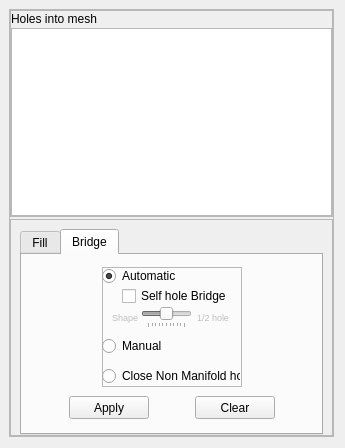
First picture: the form in src/fgt/edit_hole/edit_hole.ui, repository cnr-isti-vclab/meshlab, before the edit.
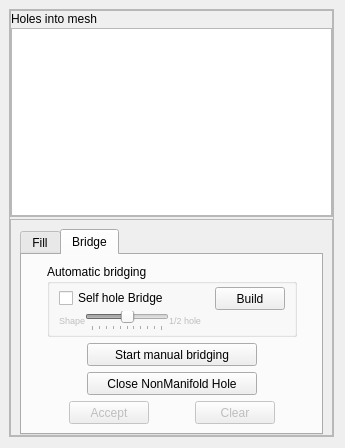
Second picture: the form after the edit. The open tabs and pages were chosen to show the change.

Commit message: bridge's gui changed auto/manual bridging test autocompenetration

Patch:
```diff
--- a/src/fgt/edit_hole/edit_hole.ui
+++ b/src/fgt/edit_hole/edit_hole.ui
@@ -577,79 +577,157 @@
              <string>Bridge</string>
             </attribute>
             <layout class="QGridLayout" >
-             <item row="0" column="0" >
+             <item row="0" column="0" colspan="3" >
+              <layout class="QHBoxLayout" >
+               <item>
               <spacer>
                <property name="orientation" >
                 <enum>Qt::Horizontal</enum>
                </property>
                <property name="sizeHint" >
                 <size>
-                 <width>0</width>
+                   <width>10</width>
                  <height>20</height>
                 </size>
                </property>
               </spacer>
              </item>
-             <item row="0" column="1" >
-              <widget class="QFrame" name="frame" >
+               <item>
+                <widget class="QGroupBox" name="groupBox" >
                <property name="sizePolicy" >
-                <sizepolicy vsizetype="Fixed" hsizetype="Fixed" >
-                 <horstretch>0</horstretch>
+                  <sizepolicy vsizetype="Fixed" hsizetype="Preferred" >
+                   <horstretch>2</horstretch>
                  <verstretch>0</verstretch>
                 </sizepolicy>
                </property>
                <property name="minimumSize" >
                 <size>
-                 <width>140</width>
-                 <height>120</height>
-                </size>
-               </property>
-               <property name="frameShape" >
-                <enum>QFrame::StyledPanel</enum>
-               </property>
-               <property name="frameShadow" >
-                <enum>QFrame::Raised</enum>
-               </property>
-               <widget class="QRadioButton" name="autoBridgeRBtm" >
-                <property name="geometry" >
-                 <rect>
-                  <x>0</x>
-                  <y>0</y>
-                  <width>111</width>
-                  <height>18</height>
-                 </rect>
+                   <width>160</width>
+                   <height>73</height>
+                  </size>
+                 </property>
+                 <property name="maximumSize" >
+                  <size>
+                   <width>250</width>
+                   <height>73</height>
+                  </size>
+                 </property>
+                 <property name="title" >
+                  <string>Automatic bridging</string>
+                 </property>
+                 <property name="alignment" >
+                  <set>Qt::AlignLeading</set>
+                 </property>
+                 <layout class="QGridLayout" >
+                  <property name="topMargin" >
+                   <number>3</number>
+                  </property>
+                  <property name="bottomMargin" >
+                   <number>3</number>
+                  </property>
+                  <property name="verticalSpacing" >
+                   <number>2</number>
+                  </property>
+                  <item row="0" column="0" colspan="2" >
+                   <layout class="QHBoxLayout" >
+                    <property name="spacing" >
+                     <number>5</number>
+                    </property>
+                    <item>
+                     <widget class="QCheckBox" name="selfHoleChkB" >
+                      <property name="sizePolicy" >
+                       <sizepolicy vsizetype="Fixed" hsizetype="Minimum" >
+                        <horstretch>0</horstretch>
+                        <verstretch>0</verstretch>
+                       </sizepolicy>
                 </property>
                 <property name="text" >
-                 <string>Automatic</string>
+                       <string>Self hole Bridge</string>
                 </property>
                 <property name="checked" >
-                 <bool>true</bool>
-                </property>
-               </widget>
-               <widget class="QRadioButton" name="manualBridgeRBtm" >
-                <property name="geometry" >
-                 <rect>
-                  <x>0</x>
-                  <y>70</y>
-                  <width>138</width>
-                  <height>18</height>
-                 </rect>
-                </property>
+                       <bool>false</bool>
+                      </property>
+                     </widget>
+                    </item>
+                    <item>
+                     <spacer>
+                      <property name="orientation" >
+                       <enum>Qt::Horizontal</enum>
+                      </property>
+                      <property name="sizeHint" >
+                       <size>
+                        <width>0</width>
+                        <height>16</height>
+                       </size>
+                      </property>
+                     </spacer>
+                    </item>
+                    <item>
+                     <widget class="QPushButton" name="autoBridgeBtn" >
+                      <property name="minimumSize" >
+                       <size>
+                        <width>40</width>
+                        <height>23</height>
+                       </size>
+                      </property>
+                      <property name="maximumSize" >
+                       <size>
+                        <width>70</width>
+                        <height>23</height>
+                       </size>
+                      </property>
+                      <property name="layoutDirection" >
+                       <enum>Qt::LeftToRight</enum>
+                      </property>
                 <property name="text" >
-                 <string>Manual</string>
-                </property>
-               </widget>
+                       <string>Build</string>
+                      </property>
+                     </widget>
+                    </item>
+                   </layout>
+                  </item>
+                  <item row="1" column="0" >
+                   <layout class="QHBoxLayout" >
+                    <item>
+                     <widget class="QLabel" name="label_sld_sx" >
+                      <property name="enabled" >
+                       <bool>false</bool>
+                      </property>
+                      <property name="sizePolicy" >
+                       <sizepolicy vsizetype="Fixed" hsizetype="Fixed" >
+                        <horstretch>0</horstretch>
+                        <verstretch>0</verstretch>
+                       </sizepolicy>
+                      </property>
+                      <property name="font" >
+                       <font>
+                        <pointsize>7</pointsize>
+                       </font>
+                      </property>
+                      <property name="text" >
+                       <string>Shape</string>
+                      </property>
+                      <property name="textFormat" >
+                       <enum>Qt::AutoText</enum>
+                      </property>
+                     </widget>
+                    </item>
+                    <item>
                <widget class="QSlider" name="bridgeParamSld" >
                 <property name="enabled" >
                  <bool>false</bool>
                 </property>
-                <property name="geometry" >
-                 <rect>
-                  <x>39</x>
-                  <y>40</y>
-                  <width>51</width>
-                  <height>21</height>
-                 </rect>
+                      <property name="minimumSize" >
+                       <size>
+                        <width>80</width>
+                        <height>0</height>
+                       </size>
+                      </property>
+                      <property name="sizeIncrement" >
+                       <size>
+                        <width>2</width>
+                        <height>0</height>
+                       </size>
                 </property>
                 <property name="layoutDirection" >
                  <enum>Qt::RightToLeft</enum>
@@ -676,54 +754,17 @@
                  <number>0</number>
                 </property>
                </widget>
-               <widget class="QLabel" name="label_sld_sx" >
-                <property name="enabled" >
-                 <bool>false</bool>
-                </property>
-                <property name="geometry" >
-                 <rect>
-                  <x>10</x>
-                  <y>40</y>
-                  <width>27</width>
-                  <height>20</height>
-                 </rect>
-                </property>
-                <property name="font" >
-                 <font>
-                  <pointsize>7</pointsize>
-                 </font>
-                </property>
-                <property name="text" >
-                 <string>Shape</string>
-                </property>
-                <property name="textFormat" >
-                 <enum>Qt::AutoText</enum>
-                </property>
-               </widget>
-               <widget class="QRadioButton" name="CloseNMHoleRBtm" >
-                <property name="geometry" >
-                 <rect>
-                  <x>0</x>
-                  <y>100</y>
-                  <width>138</width>
-                  <height>18</height>
-                 </rect>
-                </property>
-                <property name="text" >
-                 <string>Close Non Manifold hole</string>
-                </property>
-               </widget>
+                    </item>
+                    <item>
                <widget class="QLabel" name="label_sld_dx" >
                 <property name="enabled" >
                  <bool>false</bool>
                 </property>
-                <property name="geometry" >
-                 <rect>
-                  <x>95</x>
-                  <y>40</y>
-                  <width>32</width>
-                  <height>20</height>
-                 </rect>
+                      <property name="sizePolicy" >
+                       <sizepolicy vsizetype="Fixed" hsizetype="Fixed" >
+                        <horstretch>0</horstretch>
+                        <verstretch>0</verstretch>
+                       </sizepolicy>
                 </property>
                 <property name="font" >
                  <font>
@@ -737,38 +778,149 @@
                  <enum>Qt::AutoText</enum>
                 </property>
                </widget>
-               <widget class="QCheckBox" name="selfHoleChkB" >
-                <property name="geometry" >
-                 <rect>
-                  <x>20</x>
-                  <y>20</y>
-                  <width>111</width>
-                  <height>18</height>
-                 </rect>
-                </property>
+                    </item>
+                   </layout>
+                  </item>
+                  <item row="1" column="1" >
+                   <spacer>
+                    <property name="orientation" >
+                     <enum>Qt::Horizontal</enum>
+                    </property>
+                    <property name="sizeHint" >
+                     <size>
+                      <width>0</width>
+                      <height>16</height>
+                     </size>
+                    </property>
+                   </spacer>
+                  </item>
+                 </layout>
+                </widget>
+               </item>
+               <item>
+                <spacer>
+                 <property name="orientation" >
+                  <enum>Qt::Horizontal</enum>
+                 </property>
+                 <property name="sizeHint" >
+                  <size>
+                   <width>10</width>
+                   <height>20</height>
+                  </size>
+                 </property>
+                </spacer>
+               </item>
+              </layout>
+             </item>
+             <item row="1" column="0" >
+              <spacer>
+               <property name="orientation" >
+                <enum>Qt::Horizontal</enum>
+               </property>
+               <property name="sizeHint" >
+                <size>
+                 <width>20</width>
+                 <height>20</height>
+                </size>
+               </property>
+              </spacer>
+             </item>
+             <item row="1" column="1" >
+              <widget class="QPushButton" name="manualBridgeBtn" >
+               <property name="sizePolicy" >
+                <sizepolicy vsizetype="Fixed" hsizetype="Preferred" >
+                 <horstretch>2</horstretch>
+                 <verstretch>0</verstretch>
+                </sizepolicy>
+               </property>
+               <property name="minimumSize" >
+                <size>
+                 <width>140</width>
+                 <height>23</height>
+                </size>
+               </property>
+               <property name="maximumSize" >
+                <size>
+                 <width>170</width>
+                 <height>23</height>
+                </size>
+               </property>
+               <property name="sizeIncrement" >
+                <size>
+                 <width>0</width>
+                 <height>0</height>
+                </size>
+               </property>
                 <property name="text" >
-                 <string>Self hole Bridge</string>
-                </property>
-                <property name="checked" >
-                 <bool>false</bool>
-                </property>
-               </widget>
-              </widget>
+                <string>Start manual bridging</string>
+               </property>
+              </widget>
+             </item>
+             <item row="1" column="2" >
+              <spacer>
+               <property name="orientation" >
+                <enum>Qt::Horizontal</enum>
+               </property>
+               <property name="sizeHint" >
+                <size>
+                 <width>20</width>
+                 <height>20</height>
+                </size>
+               </property>
+              </spacer>
+             </item>
+             <item row="2" column="0" >
+              <spacer>
+               <property name="orientation" >
+                <enum>Qt::Horizontal</enum>
+               </property>
+               <property name="sizeHint" >
+                <size>
+                 <width>20</width>
+                 <height>20</height>
+                </size>
+               </property>
+              </spacer>
+             </item>
+             <item row="2" column="1" >
+              <widget class="QPushButton" name="nmHoleClosureBtn" >
+               <property name="sizePolicy" >
+                <sizepolicy vsizetype="Fixed" hsizetype="Preferred" >
+                 <horstretch>0</horstretch>
+                 <verstretch>0</verstretch>
+                </sizepolicy>
+               </property>
+               <property name="minimumSize" >
+                <size>
+                 <width>140</width>
+                 <height>23</height>
+                </size>
+               </property>
+               <property name="maximumSize" >
+                <size>
+                 <width>170</width>
+                 <height>23</height>
+                </size>
+               </property>
+               <property name="text" >
+                <string>Close NonManifold Hole</string>
+               </property>
+              </widget>
              </item>
-             <item row="0" column="2" >
+             <item row="2" column="2" >
               <spacer>
                <property name="orientation" >
                 <enum>Qt::Horizontal</enum>
                </property>
                <property name="sizeHint" >
                 <size>
-                 <width>0</width>
+                 <width>20</width>
                  <height>20</height>
                 </size>
                </property>
               </spacer>
              </item>
-             <item row="1" column="0" colspan="3" >
+             <item row="3" column="0" colspan="3" >
               <layout class="QHBoxLayout" >
                <item>
                 <spacer>
@@ -777,14 +929,17 @@
                  </property>
                  <property name="sizeHint" >
                   <size>
-                   <width>0</width>
+                   <width>16</width>
                    <height>20</height>
                   </size>
                  </property>
                 </spacer>
                </item>
                <item>
-                <widget class="QPushButton" name="bridgeButton" >
+                <widget class="QPushButton" name="acceptBridgeBtn" >
+                 <property name="enabled" >
+                  <bool>false</bool>
+                 </property>
                  <property name="sizePolicy" >
                   <sizepolicy vsizetype="Fixed" hsizetype="Expanding" >
                    <horstretch>0</horstretch>
@@ -799,12 +954,12 @@
                  </property>
                  <property name="maximumSize" >
                   <size>
-                   <width>140</width>
+                   <width>90</width>
                    <height>23</height>
                   </size>
                  </property>
                  <property name="text" >
-                  <string>Apply</string>
+                  <string>Accept</string>
                  </property>
                 </widget>
                </item>
@@ -824,7 +979,7 @@
                <item>
                 <widget class="QPushButton" name="clearBridgeBtn" >
                  <property name="enabled" >
-                  <bool>true</bool>
+                  <bool>false</bool>
                  </property>
                  <property name="sizePolicy" >
                   <sizepolicy vsizetype="Fixed" hsizetype="Expanding" >
@@ -840,7 +995,7 @@
                  </property>
                  <property name="maximumSize" >
                   <size>
-                   <width>140</width>
+                   <width>90</width>
                    <height>23</height>
                   </size>
                  </property>
@@ -856,7 +1011,7 @@
                  </property>
                  <property name="sizeHint" >
                   <size>
-                   <width>0</width>
+                   <width>16</width>
                    <height>20</height>
                   </size>
                  </property>
```
Left out of the diff: 34 changed lines with no effect on the pictures. Lines whose indentation alone changed are shown as unchanged. The commit also changes 8 other files.
